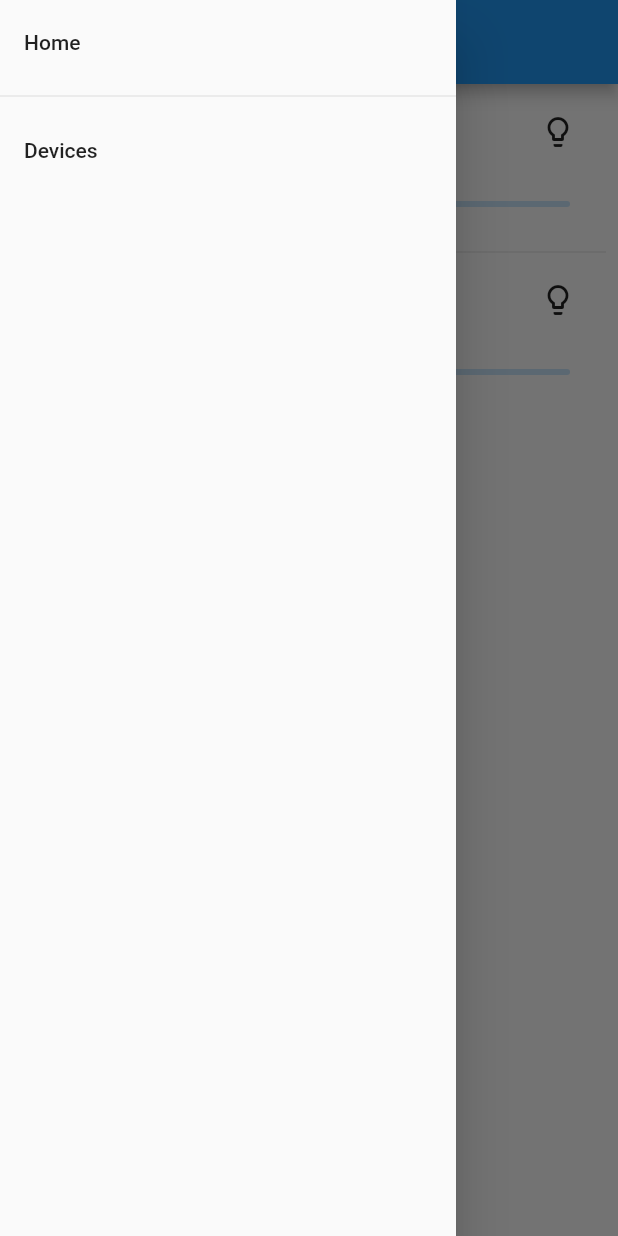
After one commit to Ayush1325/SmartHome-app, a Flutter app: the DeviceControls screen opened by its route, with the side drawer open, on a phone screen of 412 x 824 dp. The commit adds this screen. Run offline on Flutter 3.47's test engine with Material 2 defaults, Android fonts, the phone set to English and light mode, and no system bars; our stand-ins replace cloud_firestore; accounts and stored records are empty.

Commit message:
feat: Added Navigation Drawer.
body: Both weather and devices device_controls working.

```diff
--- a/lib/device_controls.dart
+++ b/lib/device_controls.dart
@@ -1,6 +1,7 @@
 import 'package:flutter/material.dart';
 import 'package:cloud_firestore/cloud_firestore.dart';
 import 'device_data.dart';
+import 'drawer_widget.dart';
 
 class DeviceControls extends StatefulWidget {
 
@@ -16,6 +17,9 @@ class _DeviceControls extends State<DeviceControls> {
     return Scaffold(
       appBar: AppBar(
         title: Text("Controlls"),
+      ),
+      drawer: Drawer(
+        child: DrawerWidget(),
       ),
       body: Padding(
         padding: const EdgeInsets.all(8.0),
--- /dev/null
+++ b/lib/drawer_widget.dart
@@ -0,0 +1,24 @@
+import 'package:flutter/material.dart';
+
+class DrawerWidget extends StatelessWidget {
+
+  var list = [['Home', '/home'], ['Devices', '/devices']];
+  @override
+  Widget build(BuildContext context) {
+    return ListView.separated(
+      itemBuilder: (context, index) {
+        return ListTile(
+          title: Text(list[index][0]),
+          onTap: () {
+            Navigator.pop(context);
+            Navigator.pushReplacementNamed(context, list[index][1]);
+            },
+        );
+      },
+      separatorBuilder: (context, index) {
+        return Divider();
+      },
+      itemCount: list.length,
+    );
+  }
+}
--- a/lib/main.dart
+++ b/lib/main.dart
@@ -13,7 +13,11 @@ class MyApp extends StatelessWidget {
       theme: ThemeData(
         primarySwatch: Colors.blue,
       ),
-      home: DeviceControls(),
+      routes: <String, WidgetBuilder> {
+        "/home": (BuildContext context) => WeatherPage(),
+        "/devices": (BuildContext context) => DeviceControls(),
+      },
+      home: WeatherPage(),
     );
   }
 }
--- a/lib/weather_page.dart
+++ b/lib/weather_page.dart
@@ -1,5 +1,6 @@
 import 'package:flutter/material.dart';
 import 'package:cloud_firestore/cloud_firestore.dart';
+import 'drawer_widget.dart';
 
 class WeatherPage extends StatefulWidget {
 
@@ -14,9 +15,13 @@ class _WeatherPage extends State<StatefulWidget> {
       appBar: AppBar(
         title: Text("Home"),
       ),
+      drawer: Drawer(
+        child: DrawerWidget(),
+      ),
       body: Padding(
         padding: const EdgeInsets.all(20.0),
         child: StreamBuilder(
+          initialData: {'cloud': false, 'rain': false, 'temp': 0, 'humidity': 0},
           stream: Firestore.instance.collection('home').document('weather').snapshots(),
           builder: (context, snapshots) {
             return Column(
```
